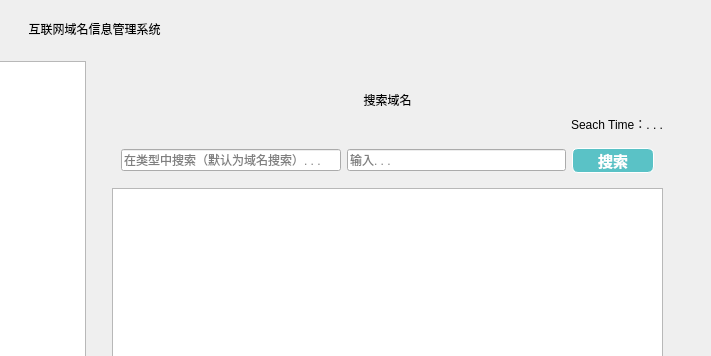
First picture: the form in src/IDNIMS.ui, repository Miki-Riako/Internet-Domain-Name-Information-Management-System, before the edit; both pictures show x 522 to 1233 and y 0 to 356 of the 1233 by 889 pixel window.
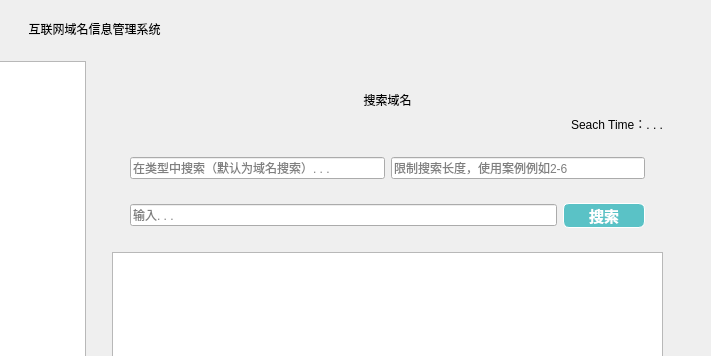
Second picture: the form after the edit. The open tabs and pages were chosen to show the change. Icons and pictures are not drawn. Custom widgets are drawn as their Qt base class.

Diff of the .ui file:
```diff
--- a/src/IDNIMS.ui
+++ b/src/IDNIMS.ui
@@ -675,6 +675,15 @@
               </widget>
              </item>
              <item>
+              <widget class="QWidget" name="widget_10" native="true">
+               <property name="minimumSize">
+                <size>
+                 <width>0</width>
+                 <height>0</height>
+                </size>
+               </property>
+               <layout class="QVBoxLayout" name="verticalLayout_13">
+                <item>
               <widget class="QWidget" name="widget_11" native="true">
                <layout class="QHBoxLayout" name="horizontalLayout_3">
                 <item>
@@ -688,6 +697,22 @@
                  </widget>
                 </item>
                 <item>
+                    <widget class="QtMaterialAutoComplete" name="lenLineEdit">
+                     <property name="echoMode">
+                      <enum>QLineEdit::Normal</enum>
+                     </property>
+                     <property name="placeholderText">
+                      <string>限制搜索长度，使用案例例如2-6</string>
+                     </property>
+                    </widget>
+                   </item>
+                  </layout>
+                 </widget>
+                </item>
+                <item>
+                 <widget class="QWidget" name="widget_12" native="true">
+                  <layout class="QHBoxLayout" name="horizontalLayout_9">
+                   <item>
                  <widget class="QtMaterialAutoComplete" name="searchLineEdit">
                   <property name="echoMode">
                    <enum>QLineEdit::Normal</enum>
@@ -734,6 +759,9 @@
                   <property name="text">
                    <string>搜索</string>
                   </property>
+                    </widget>
+                   </item>
+                  </layout>
                  </widget>
                 </item>
                </layout>
```
Left out of the diff: 2 changed lines with no effect on the pictures. Lines whose indentation alone changed are shown as unchanged.
